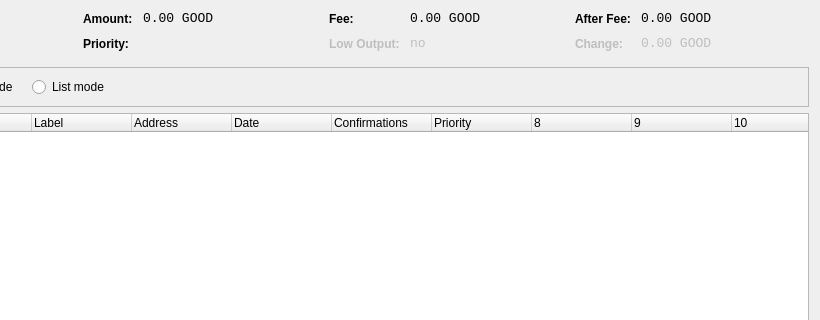
Old version of the form src/qt/forms/coincontroldialog.ui in the repository stolenjs/gctest; both pictures show x 180 to 1000 and y 0 to 320 of the 1000 by 500 pixel window.
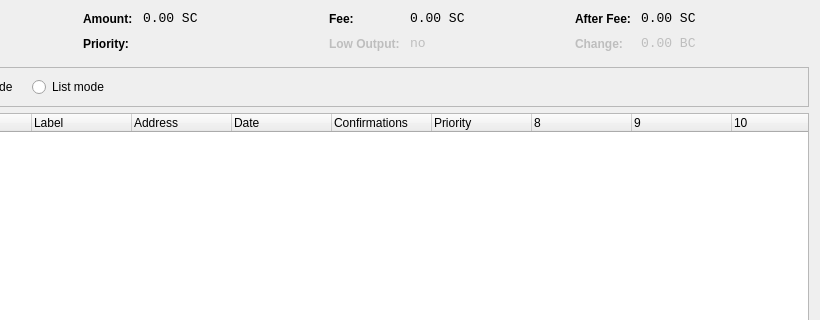
New version of the form. Custom widgets are drawn as their Qt base class.

What changed in the file:
```diff
--- a/src/qt/forms/coincontroldialog.ui
+++ b/src/qt/forms/coincontroldialog.ui
@@ -141,7 +141,7 @@
           <enum>Qt::ActionsContextMenu</enum>
          </property>
          <property name="text">
-          <string>0.00 GOOD</string>
+          <string notr="true">0.00 SC</string>
          </property>
          <property name="textInteractionFlags">
           <set>Qt::LinksAccessibleByMouse|Qt::TextSelectableByKeyboard|Qt::TextSelectableByMouse</set>
@@ -221,7 +221,7 @@
           <enum>Qt::ActionsContextMenu</enum>
          </property>
          <property name="text">
-          <string>0.00 GOOD</string>
+          <string notr="true">0.00 SC</string>
          </property>
          <property name="textInteractionFlags">
           <set>Qt::LinksAccessibleByMouse|Qt::TextSelectableByKeyboard|Qt::TextSelectableByMouse</set>
@@ -307,7 +307,7 @@
           <enum>Qt::ActionsContextMenu</enum>
          </property>
          <property name="text">
-          <string>0.00 GOOD</string>
+          <string notr="true">0.00 SC</string>
          </property>
          <property name="textInteractionFlags">
           <set>Qt::LinksAccessibleByMouse|Qt::TextSelectableByKeyboard|Qt::TextSelectableByMouse</set>
@@ -345,7 +345,7 @@
           <enum>Qt::ActionsContextMenu</enum>
          </property>
          <property name="text">
-          <string>0.00 GOOD</string>
+          <string notr="true">0.00 BC</string>
          </property>
          <property name="textInteractionFlags">
           <set>Qt::LinksAccessibleByMouse|Qt::TextSelectableByKeyboard|Qt::TextSelectableByMouse</set>
```
Left out of the diff: 8 changed lines with no effect on the pictures.
